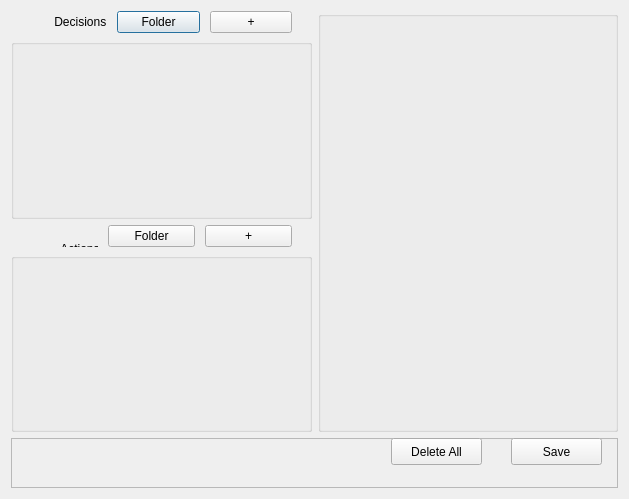
First picture: the form in src/DSDGUI.ui, repository TobiasTiedtke/Projekt_dsd_gui, before the edit.
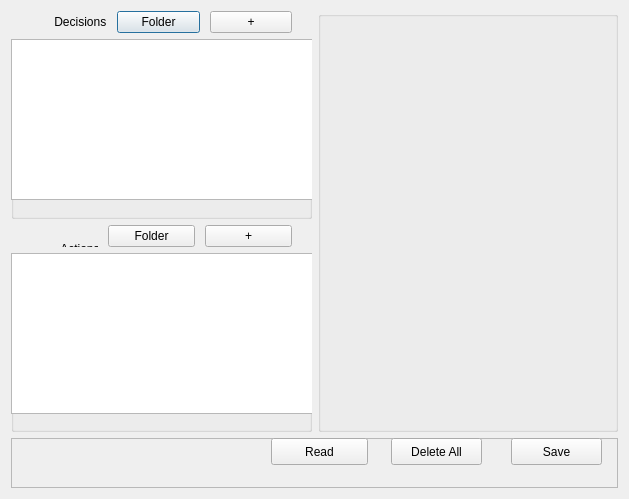
Second picture: the form after the edit.

Commit message: Added read-functionality

Patch:
```diff
--- a/src/DSDGUI.ui
+++ b/src/DSDGUI.ui
@@ -58,6 +58,16 @@
              <property name="title">
               <string/>
              </property>
+             <widget class="QListWidget" name="DecisionList">
+              <property name="geometry">
+               <rect>
+                <x>0</x>
+                <y>0</y>
+                <width>321</width>
+                <height>161</height>
+               </rect>
+              </property>
+             </widget>
             </widget>
            </item>
           </layout>
@@ -129,6 +139,16 @@
              <property name="title">
               <string/>
              </property>
+             <widget class="QListWidget" name="ActionList">
+              <property name="geometry">
+               <rect>
+                <x>0</x>
+                <y>0</y>
+                <width>321</width>
+                <height>161</height>
+               </rect>
+              </property>
+             </widget>
             </widget>
            </item>
           </layout>
@@ -224,6 +244,19 @@
        <string>Delete All</string>
       </property>
      </widget>
+     <widget class="QPushButton" name="ReadButton">
+      <property name="geometry">
+       <rect>
+        <x>260</x>
+        <y>0</y>
+        <width>97</width>
+        <height>27</height>
+       </rect>
+      </property>
+      <property name="text">
+       <string>Read</string>
+      </property>
+     </widget>
      <zorder>DeleteAllButton</zorder>
      <zorder>SaveButton</zorder>
     </widget>
```
Left out of the diff: 1 changed line with no effect on the pictures. The commit also changes 1 other file.
